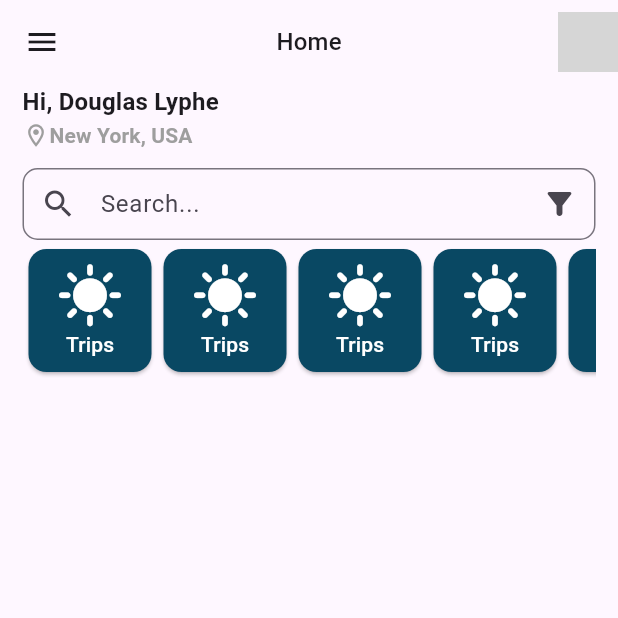
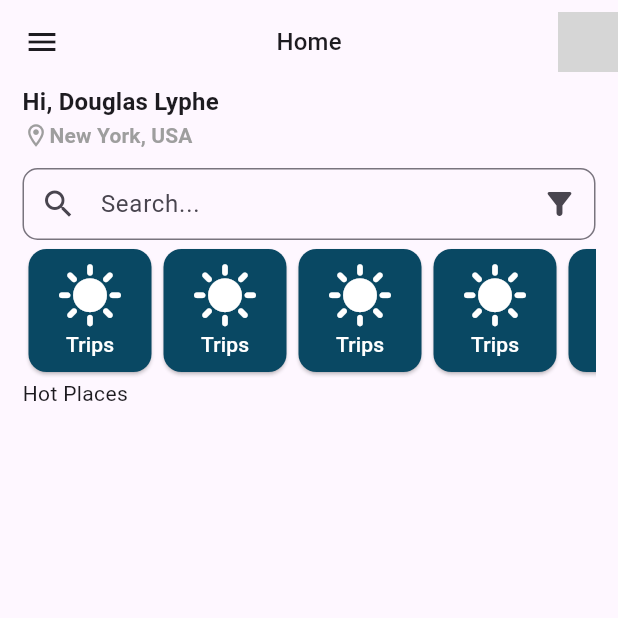
Before and after one commit to ufukyazici/flutter_ui_practices, a Flutter app: the screen it shows after launch, on a phone screen of 412 x 824 dp, the top half of it. Run offline on Flutter 3.47's test engine with Material 2 defaults, Android fonts, the phone set to English and light mode, and no system bars; drawn by our look-alikes of persistent_bottom_nav_bar; missing offline and left inert: kartal; network calls fail; grey boxes are pictures that could not be loaded.

Commit message:
Trip & Travel UI

```diff
--- a/lib/trip_travel_ui/trip_travel_home_view.dart
+++ b/lib/trip_travel_ui/trip_travel_home_view.dart
@@ -82,6 +82,9 @@ class _TripTravelHomeViewState extends State<TripTravelHomeView> {
                   CategoryCardWidget(isSelected: isSelected, categoryTitle: categoryTitle),
                 ],
               ),
+            ),
+            const Row(
+              children: [Text("Hot Places")],
             )
           ],
         ),
```
